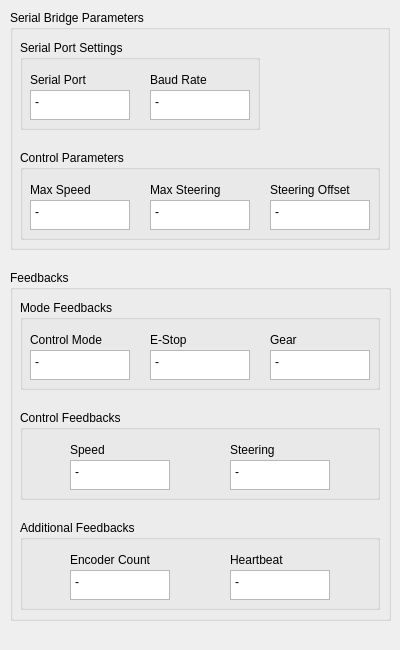
This is src/t870_rqt_plugin/ui/feedback_monitor.ui in mingminQ/t870_ros as Qt 5 draws it before an edit. The edited form follows.
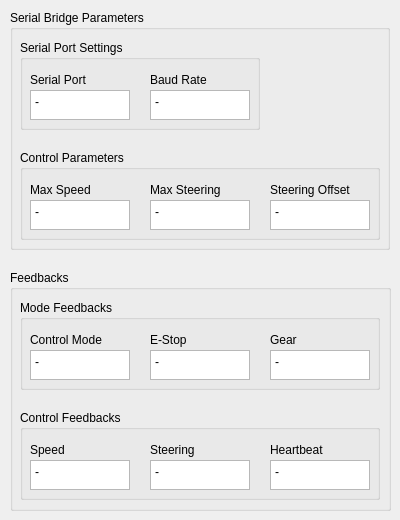
This is the edited form.

Commit message: Encoder count feedback removed

```diff
--- a/src/t870_rqt_plugin/ui/feedback_monitor.ui
+++ b/src/t870_rqt_plugin/ui/feedback_monitor.ui
@@ -7,13 +7,13 @@
     <x>0</x>
     <y>0</y>
     <width>400</width>
-    <height>650</height>
+    <height>520</height>
    </rect>
   </property>
   <property name="minimumSize">
    <size>
     <width>400</width>
-    <height>650</height>
+    <height>520</height>
    </size>
   </property>
   <property name="windowTitle">
@@ -25,7 +25,7 @@
      <x>0</x>
      <y>0</y>
      <width>401</width>
-     <height>631</height>
+     <height>521</height>
     </rect>
    </property>
    <widget class="QGroupBox" name="groupBox_7">
@@ -34,7 +34,7 @@
       <x>10</x>
       <y>270</y>
       <width>381</width>
-      <height>351</height>
+      <height>241</height>
      </rect>
     </property>
     <property name="title">
@@ -55,7 +55,7 @@
      <widget class="QLabel" name="label_15">
       <property name="geometry">
        <rect>
-        <x>210</x>
+        <x>130</x>
         <y>30</y>
         <width>100</width>
         <height>20</height>
@@ -68,7 +68,7 @@
      <widget class="QPlainTextEdit" name="steering_text_box">
       <property name="geometry">
        <rect>
-        <x>210</x>
+        <x>130</x>
         <y>50</y>
         <width>100</width>
         <height>30</height>
@@ -84,7 +84,7 @@
      <widget class="QPlainTextEdit" name="speed_text_box">
       <property name="geometry">
        <rect>
-        <x>50</x>
+        <x>10</x>
         <y>50</y>
         <width>100</width>
         <height>30</height>
@@ -100,7 +100,7 @@
      <widget class="QLabel" name="label_17">
       <property name="geometry">
        <rect>
-        <x>50</x>
+        <x>10</x>
         <y>30</y>
         <width>100</width>
         <height>20</height>
@@ -110,36 +110,26 @@
        <string>Speed</string>
       </property>
      </widget>
-    </widget>
-    <widget class="QGroupBox" name="groupBox_8">
-     <property name="geometry">
-      <rect>
-       <x>10</x>
-       <y>250</y>
-       <width>360</width>
-       <height>90</height>
-      </rect>
-     </property>
-     <property name="title">
-      <string>Additional Feedbacks</string>
-     </property>
-     <widget class="QLabel" name="label_18">
+     <widget class="QPlainTextEdit" name="heartbeat_text_box">
       <property name="geometry">
        <rect>
-        <x>50</x>
-        <y>30</y>
+        <x>250</x>
+        <y>50</y>
         <width>100</width>
-        <height>20</height>
+        <height>30</height>
        </rect>
       </property>
-      <property name="text">
-       <string>Encoder Count</string>
+      <property name="readOnly">
+       <bool>true</bool>
+      </property>
+      <property name="plainText">
+       <string>-</string>
       </property>
      </widget>
      <widget class="QLabel" name="label_19">
       <property name="geometry">
        <rect>
-        <x>210</x>
+        <x>250</x>
         <y>30</y>
         <width>100</width>
         <height>20</height>
@@ -149,38 +139,6 @@
        <string>Heartbeat</string>
       </property>
      </widget>
-     <widget class="QPlainTextEdit" name="heartbeat_text_box">
-      <property name="geometry">
-       <rect>
-        <x>210</x>
-        <y>50</y>
-        <width>100</width>
-        <height>30</height>
-       </rect>
-      </property>
-      <property name="readOnly">
-       <bool>true</bool>
-      </property>
-      <property name="plainText">
-       <string>-</string>
-      </property>
-     </widget>
-     <widget class="QPlainTextEdit" name="encoder_text_box">
-      <property name="geometry">
-       <rect>
-        <x>50</x>
-        <y>50</y>
-        <width>100</width>
-        <height>30</height>
-       </rect>
-      </property>
-      <property name="readOnly">
-       <bool>true</bool>
-      </property>
-      <property name="plainText">
-       <string>-</string>
-      </property>
-     </widget>
     </widget>
     <widget class="QGroupBox" name="groupBox_9">
      <property name="geometry">
```
The commit also changes 1 other file.
